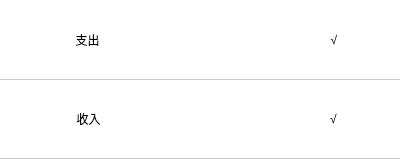
This is Main/ChartPage/Other/chartmasksubpage.ui in MichaelFeng823/SharkBookProject as Qt 5 draws it before an edit. The edited form follows.
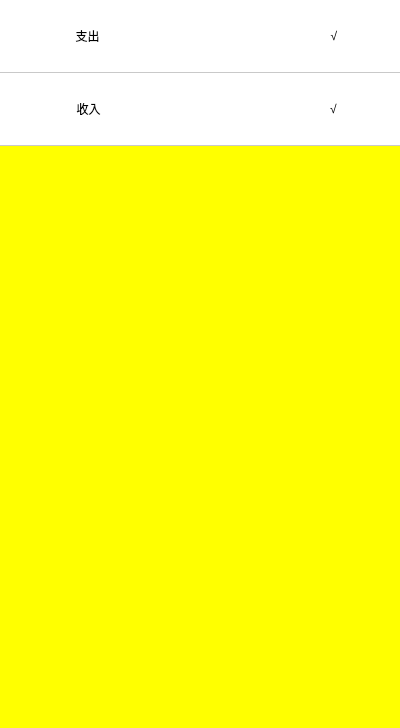
This is the edited form.

The edit to the form file:
```diff
--- a/Main/ChartPage/Other/chartmasksubpage.ui
+++ b/Main/ChartPage/Other/chartmasksubpage.ui
@@ -7,12 +7,15 @@
     <x>0</x>
     <y>0</y>
     <width>400</width>
-    <height>159</height>
+    <height>728</height>
    </rect>
   </property>
   <property name="windowTitle">
    <string>Form</string>
   </property>
+  <property name="styleSheet">
+   <string notr="true">background-color: rgb(255, 255, 0);</string>
+  </property>
   <layout class="QGridLayout" name="gridLayout">
    <property name="leftMargin">
     <number>0</number>
@@ -32,12 +35,9 @@
    <item row="0" column="0">
     <widget class="QWidget" name="backgroundwidget" native="true">
      <property name="styleSheet">
-      <string notr="true">background-color: rgb(255, 255, 255);</string>
+      <string notr="true">background-color: rgb(255, 255, 255,0);</string>
      </property>
-     <layout class="QVBoxLayout" name="verticalLayout">
-      <property name="spacing">
-       <number>0</number>
-      </property>
+     <layout class="QGridLayout" name="gridLayout_2" rowstretch="1,1,8">
       <property name="leftMargin">
        <number>0</number>
       </property>
@@ -50,8 +50,17 @@
       <property name="bottomMargin">
        <number>0</number>
       </property>
-      <item>
+      <property name="spacing">
+       <number>0</number>
+      </property>
+      <item row="0" column="0">
        <widget class="QWidget" name="ExpandWidget" native="true">
+        <property name="maximumSize">
+         <size>
+          <width>16777215</width>
+          <height>150</height>
+         </size>
+        </property>
         <property name="styleSheet">
          <string notr="true">#ExpandWidget
 {
@@ -59,6 +68,7 @@
 	border-color: rgba(140,140,140,120);
 	border-style: solid;
 	color:rgb(0,0,0);
+	background-color:rgb(255,255,255);
 }</string>
         </property>
         <layout class="QHBoxLayout" name="horizontalLayout" stretch="1,2,4,1,1">
@@ -142,8 +152,14 @@
         </layout>
        </widget>
       </item>
-      <item>
+      <item row="1" column="0">
        <widget class="QWidget" name="IncomeWidget" native="true">
+        <property name="maximumSize">
+         <size>
+          <width>16777215</width>
+          <height>150</height>
+         </size>
+        </property>
         <property name="styleSheet">
          <string notr="true">#IncomeWidget
 {
@@ -151,6 +167,7 @@
 	border-color: rgba(140,140,140,120);
 	border-style: solid;
 	color:rgb(0,0,0);
+	background-color:rgb(255,255,255);
 }</string>
         </property>
         <layout class="QHBoxLayout" name="horizontalLayout_2" stretch="1,2,4,1,1">
@@ -237,6 +254,19 @@
         </layout>
        </widget>
       </item>
+      <item row="2" column="0">
+       <spacer name="verticalSpacer">
+        <property name="orientation">
+         <enum>Qt::Vertical</enum>
+        </property>
+        <property name="sizeHint" stdset="0">
+         <size>
+          <width>20</width>
+          <height>579</height>
+         </size>
+        </property>
+       </spacer>
+      </item>
      </layout>
     </widget>
    </item>
```
